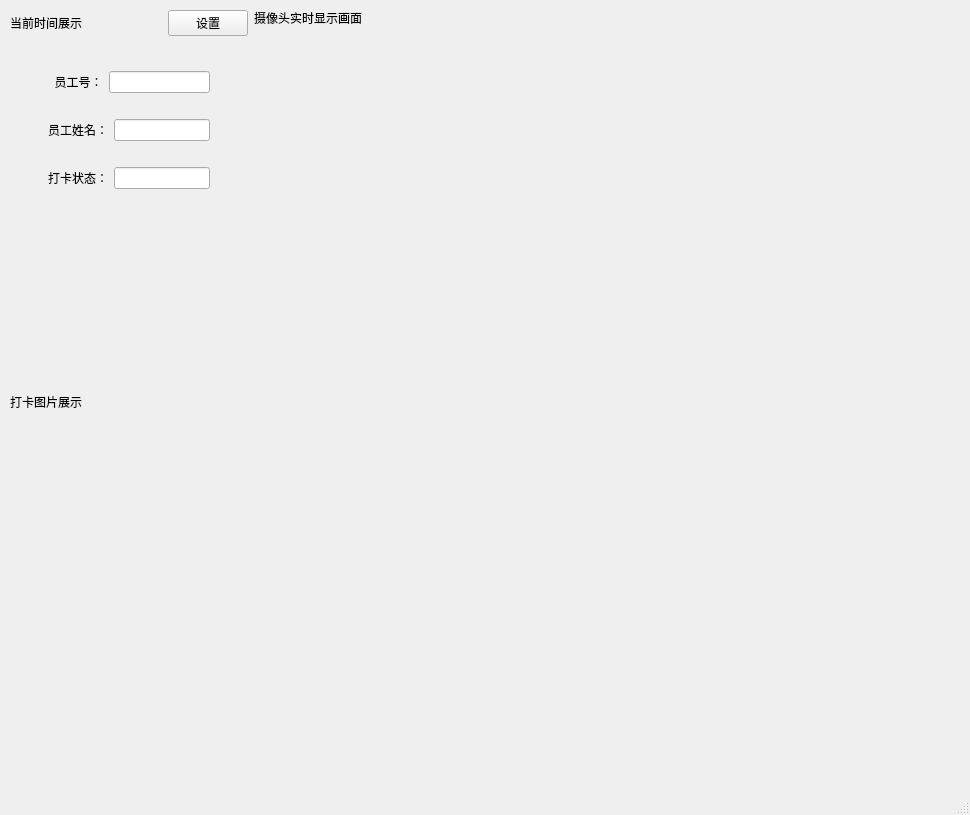
Old version of the form mainwindow.ui in the repository HeQiTZD/Triple-terminal-Attendance-Punching-System.
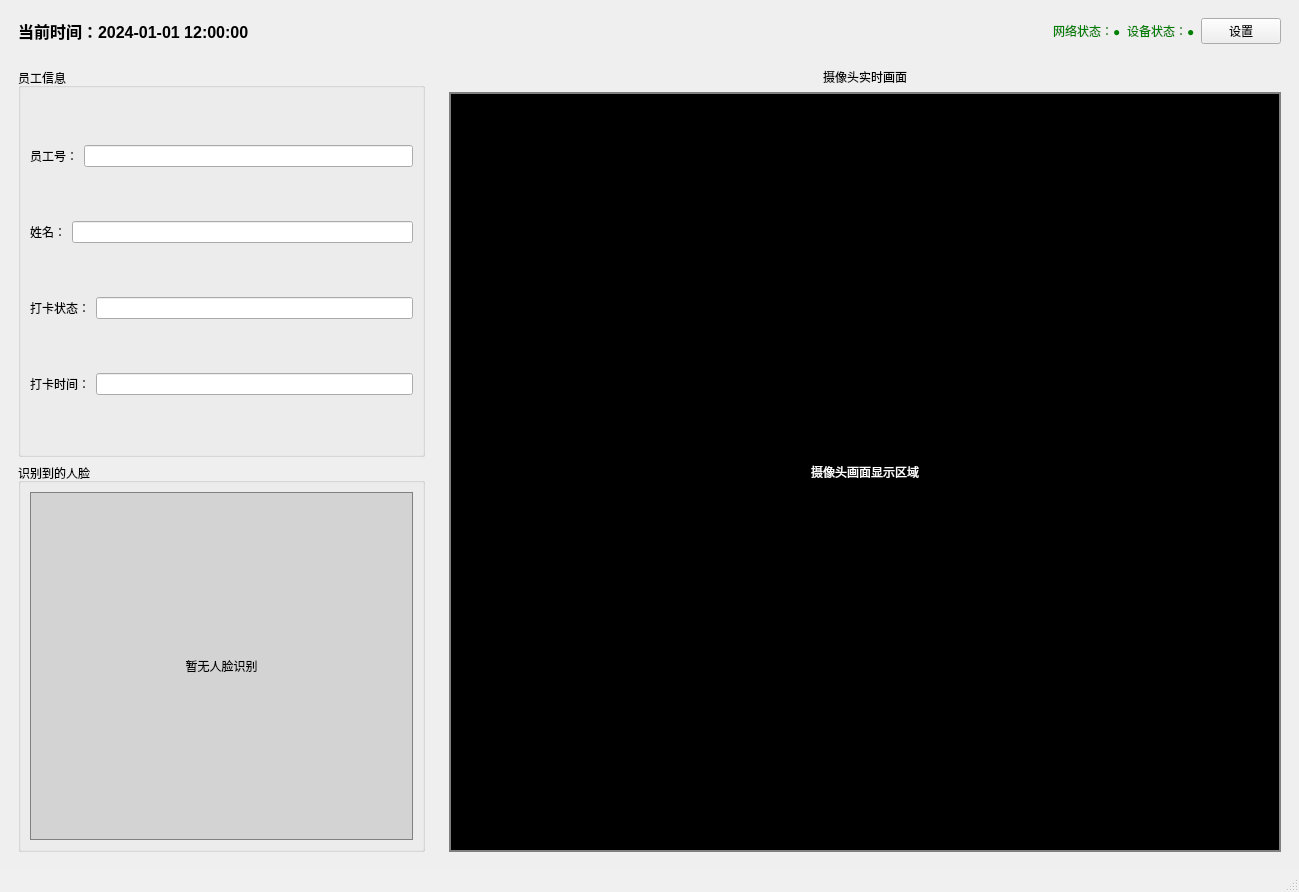
New version of the form. Icons and pictures are not drawn.

```diff
--- a/mainwindow.ui
+++ b/mainwindow.ui
@@ -6,103 +6,123 @@
    <rect>
     <x>0</x>
     <y>0</y>
-    <width>970</width>
-    <height>815</height>
+    <width>1299</width>
+    <height>892</height>
    </rect>
   </property>
   <property name="windowTitle">
    <string>MainWindow</string>
   </property>
   <widget class="QWidget" name="centralwidget">
-   <widget class="QWidget" name="widget_2" native="true">
-    <property name="geometry">
-     <rect>
-      <x>10</x>
-      <y>10</y>
-      <width>238</width>
-      <height>569</height>
-     </rect>
-    </property>
-    <layout class="QVBoxLayout" name="verticalLayout_2" stretch="1,2,4">
-     <item>
-      <layout class="QHBoxLayout" name="horizontalLayout_4">
-       <item>
-        <widget class="QLabel" name="label_2">
+   <layout class="QVBoxLayout" name="verticalLayout_main">
+    <item>
+     <widget class="QWidget" name="topWidget" native="true">
+      <layout class="QHBoxLayout" name="horizontalLayout_top">
+       <item>
+        <widget class="QLabel" name="timeLabel">
+         <property name="font">
+          <font>
+           <pointsize>12</pointsize>
+           <bold>true</bold>
+          </font>
+         </property>
          <property name="text">
-          <string>当前时间展示</string>
+          <string>当前时间：2024-01-01 12:00:00</string>
          </property>
         </widget>
        </item>
        <item>
-        <spacer name="horizontalSpacer">
+        <spacer name="horizontalSpacer_top">
          <property name="orientation">
           <enum>Qt::Orientation::Horizontal</enum>
          </property>
          <property name="sizeHint" stdset="0">
           <size>
-           <width>168</width>
+           <width>40</width>
            <height>20</height>
           </size>
          </property>
         </spacer>
        </item>
        <item>
-        <widget class="QPushButton" name="pushButton">
+        <widget class="QLabel" name="networkStatusLabel">
+         <property name="styleSheet">
+          <string notr="true">color: green;</string>
+         </property>
+         <property name="text">
+          <string>网络状态：●</string>
+         </property>
+        </widget>
+       </item>
+       <item>
+        <widget class="QLabel" name="deviceStatusLabel">
+         <property name="styleSheet">
+          <string notr="true">color: green;</string>
+         </property>
+         <property name="text">
+          <string>设备状态：●</string>
+         </property>
+        </widget>
+       </item>
+       <item>
+        <widget class="QPushButton" name="settingButton">
          <property name="text">
           <string>设置</string>
          </property>
         </widget>
        </item>
       </layout>
+     </widget>
      </item>
      <item>
-      <layout class="QHBoxLayout" name="horizontalLayout_5">
+     <layout class="QHBoxLayout" name="horizontalLayout_center" stretch="1,2">
        <item>
-        <spacer name="horizontalSpacer_3">
-         <property name="orientation">
-          <enum>Qt::Orientation::Horizontal</enum>
-         </property>
-         <property name="sizeHint" stdset="0">
-          <size>
-           <width>40</width>
-           <height>20</height>
-          </size>
-         </property>
-        </spacer>
-       </item>
+       <widget class="QWidget" name="leftWidget" native="true">
+        <layout class="QVBoxLayout" name="verticalLayout_left">
+         <item>
+          <widget class="QGroupBox" name="infoGroupBox">
+           <property name="title">
+            <string>员工信息</string>
+           </property>
+           <layout class="QVBoxLayout" name="verticalLayout_info">
        <item>
-        <widget class="QWidget" name="widget" native="true">
-         <layout class="QVBoxLayout" name="verticalLayout">
+             <layout class="QHBoxLayout" name="horizontalLayout_employeeId">
           <item>
-           <layout class="QHBoxLayout" name="horizontalLayout">
-            <item>
-             <widget class="QLabel" name="label_3">
+               <widget class="QLabel" name="employeeIdLabel">
               <property name="text">
-               <string>  员工号：</string>
+                 <string>员工号：</string>
               </property>
              </widget>
             </item>
             <item>
-             <widget class="QLineEdit" name="lineEdit"/>
+               <widget class="QLineEdit" name="employeeIdEdit">
+                <property name="readOnly">
+                 <bool>true</bool>
+                </property>
+               </widget>
             </item>
            </layout>
           </item>
           <item>
-           <layout class="QHBoxLayout" name="horizontalLayout_2">
+             <layout class="QHBoxLayout" name="horizontalLayout_name">
             <item>
              <widget class="QLabel" name="label">
               <property name="text">
-               <string>员工姓名：</string>
+                 <string>姓名：</string>
               </property>
              </widget>
             </item>
             <item>
-             <widget class="QLineEdit" name="lineEdit_2"/>
+               <widget class="QLineEdit" name="nameEdit">
+                <property name="readOnly">
+                 <bool>true</bool>
+                </property>
+               </widget>
             </item>
            </layout>
           </item>
           <item>
-           <layout class="QHBoxLayout" name="horizontalLayout_3">
+             <layout class="QHBoxLayout" name="horizontalLayout_status">
             <item>
              <widget class="QLabel" name="label_4">
               <property name="text">
@@ -111,52 +131,116 @@
              </widget>
             </item>
             <item>
-             <widget class="QLineEdit" name="lineEdit_3"/>
+               <widget class="QLineEdit" name="statusEdit">
+                <property name="readOnly">
+                 <bool>true</bool>
+                </property>
+               </widget>
             </item>
            </layout>
           </item>
-         </layout>
+            <item>
+             <layout class="QHBoxLayout" name="horizontalLayout_time">
+              <item>
+               <widget class="QLabel" name="checkTimeLabel">
+                <property name="text">
+                 <string>打卡时间：</string>
+                </property>
+               </widget>
+              </item>
+              <item>
+               <widget class="QLineEdit" name="checkTimeEdit">
+                <property name="readOnly">
+                 <bool>true</bool>
+                </property>
+               </widget>
+              </item>
+             </layout>
+            </item>
+           </layout>
         </widget>
        </item>
        <item>
-        <spacer name="horizontalSpacer_2">
-         <property name="orientation">
-          <enum>Qt::Orientation::Horizontal</enum>
-         </property>
-         <property name="sizeHint" stdset="0">
+          <widget class="QGroupBox" name="faceImageGroupBox">
+           <property name="title">
+            <string>识别到的人脸</string>
+           </property>
+           <layout class="QVBoxLayout" name="verticalLayout_face">
+            <item>
+             <widget class="QLabel" name="faceImageLabel">
+              <property name="minimumSize">
           <size>
-           <width>40</width>
-           <height>20</height>
-          </size>
-         </property>
-        </spacer>
-       </item>
-      </layout>
-     </item>
+                <width>200</width>
+                <height>200</height>
+               </size>
+              </property>
+              <property name="styleSheet">
+               <string notr="true">background-color: lightgray; border: 1px solid gray;</string>
+              </property>
+              <property name="text">
+               <string>暂无人脸识别</string>
+              </property>
+              <property name="alignment">
+               <set>Qt::AlignmentFlag::AlignCenter</set>
+              </property>
+             </widget>
+            </item>
+           </layout>
+          </widget>
+         </item>
+        </layout>
+       </widget>
+      </item>
      <item>
-      <widget class="QLabel" name="label_6">
+       <widget class="QWidget" name="rightWidget" native="true">
+        <layout class="QVBoxLayout" name="verticalLayout_right">
+         <item>
+          <widget class="QLabel" name="cameraLabel">
        <property name="text">
-        <string>打卡图片展示</string>
-       </property>
-      </widget>
-     </item>
-    </layout>
-   </widget>
-   <widget class="QLabel" name="label_5">
-    <property name="geometry">
-     <rect>
-      <x>254</x>
-      <y>10</y>
-      <width>108</width>
-      <height>16</height>
-     </rect>
-    </property>
+            <string>摄像头实时画面</string>
+           </property>
+           <property name="alignment">
+            <set>Qt::AlignmentFlag::AlignCenter</set>
+           </property>
+          </widget>
+         </item>
+         <item>
+          <widget class="QLabel" name="cameraDisplay">
+           <property name="sizePolicy">
+            <sizepolicy hsizetype="Expanding" vsizetype="Expanding">
+             <horstretch>0</horstretch>
+             <verstretch>0</verstretch>
+            </sizepolicy>
+           </property>
+           <property name="minimumSize">
+            <size>
+             <width>640</width>
+             <height>480</height>
+            </size>
+           </property>
+           <property name="styleSheet">
+            <string notr="true">background-color: black; color: white; border: 2px solid gray;</string>
+           </property>
     <property name="text">
-     <string>摄像头实时显示画面</string>
-    </property>
-   </widget>
-  </widget>
-  <widget class="QStatusBar" name="statusbar"/>
+            <string>摄像头画面显示区域</string>
+           </property>
+           <property name="alignment">
+            <set>Qt::AlignmentFlag::AlignCenter</set>
+           </property>
+          </widget>
+         </item>
+        </layout>
+       </widget>
+      </item>
+     </layout>
+    </item>
+   </layout>
+  </widget>
+  <widget class="QStatusBar" name="statusbar">
+   <property name="styleSheet">
+    <string notr="true">QStatusBar { background-color: #f0f0f0; }</string>
+   </property>
+  </widget>
  </widget>
  <resources/>
  <connections/>
```
Left out of the diff: 9 changed lines with no effect on the pictures. Lines whose indentation alone changed are shown as unchanged.
